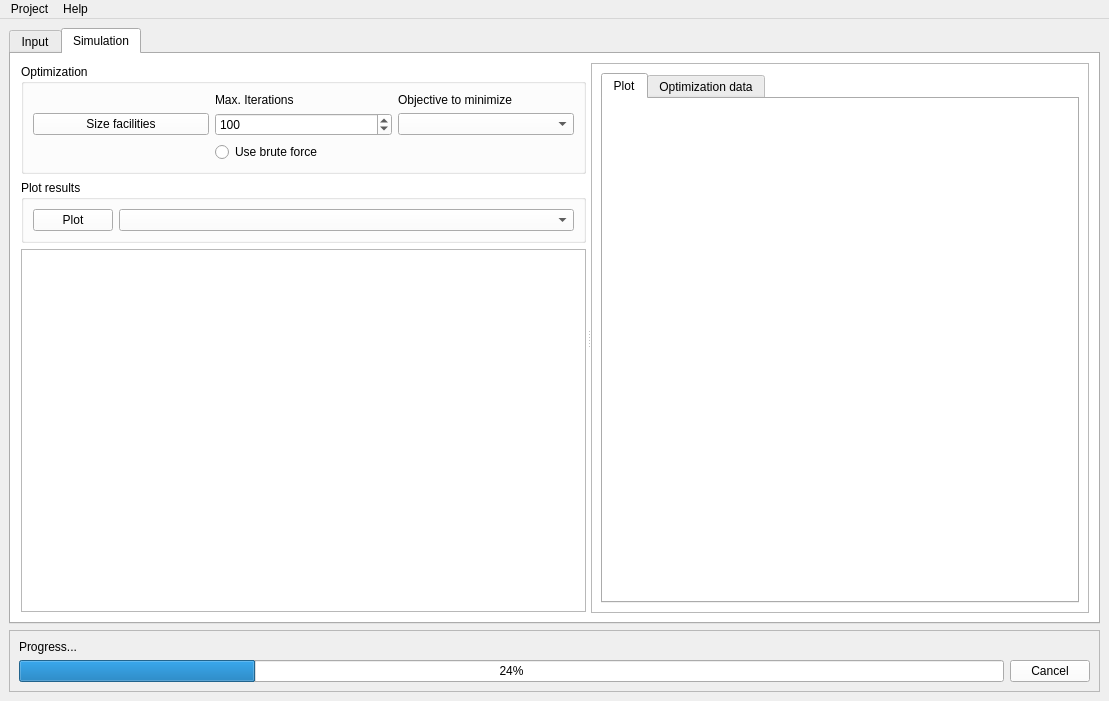
Qt form Gui/gui.ui (SanPen/CopperPlate) before a commit.
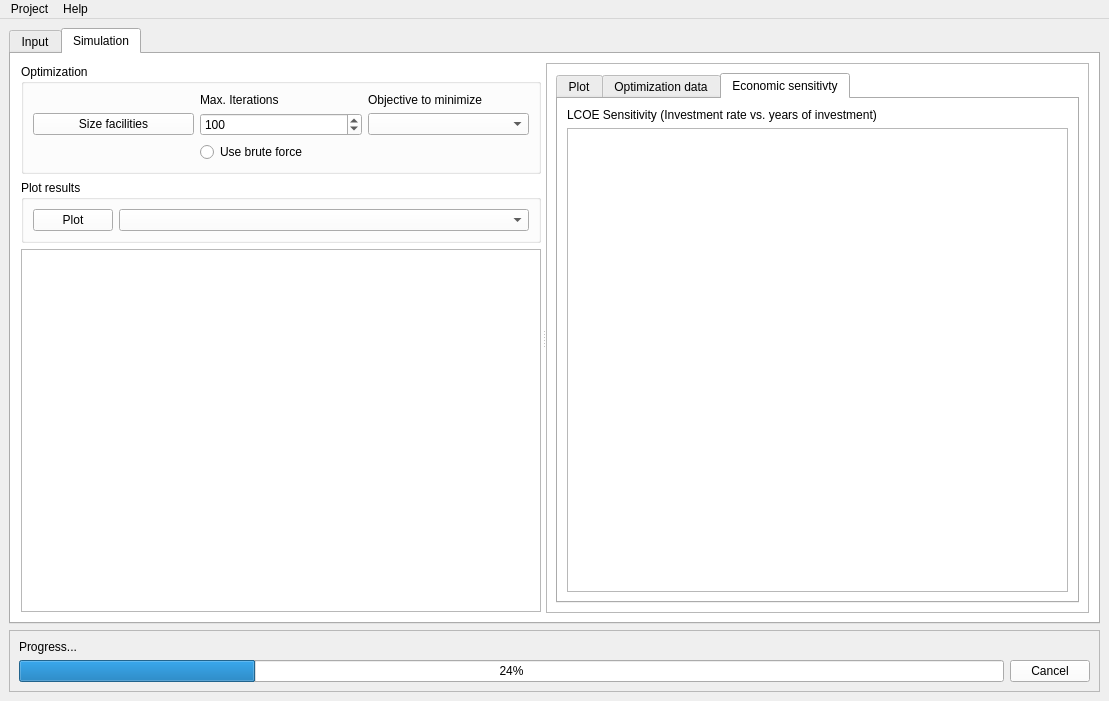
The same form after that commit. The open tabs and pages were chosen to show the change. Icons and pictures are not drawn. Custom widgets are drawn as their Qt base class.

Commit message: Included LCOE sensitivity analysis Included financial plots in the plot options

```diff
--- a/Gui/gui.ui
+++ b/Gui/gui.ui
@@ -1013,6 +1013,23 @@
                 </item>
                </layout>
               </widget>
+              <widget class="QWidget" name="tab_3">
+               <attribute name="title">
+                <string>Economic sensitivty</string>
+               </attribute>
+               <layout class="QVBoxLayout" name="verticalLayout_12">
+                <item>
+                 <widget class="QLabel" name="label_36">
+                  <property name="text">
+                   <string>LCOE Sensitivity (Investment rate vs. years of investment)</string>
+                  </property>
+                 </widget>
+                </item>
+                <item>
+                 <widget class="QTableView" name="economic_tableView"/>
+                </item>
+               </layout>
+              </widget>
              </widget>
             </item>
            </layout>
```
Left out of the diff: 2 changed lines with no effect on the pictures. The commit also changes 4 other files.
